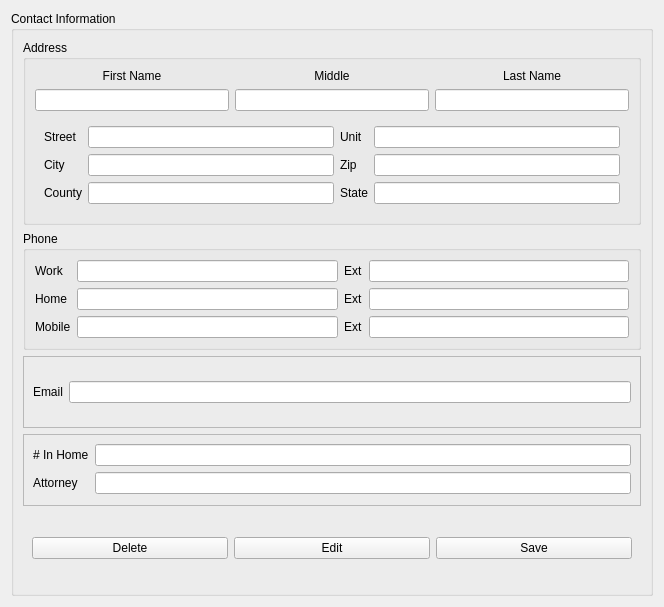
Above: drc/gui/persondetailsform.ui from lansdon/cpts483_drc before the change. Below: the same form after it.
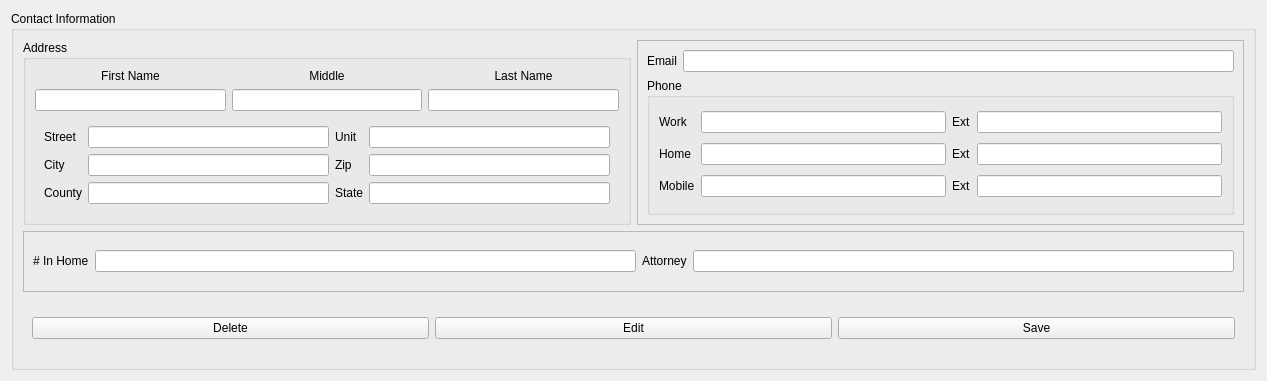
That is the form after the change.

The edit to the form file:
```diff
--- a/drc/gui/persondetailsform.ui
+++ b/drc/gui/persondetailsform.ui
@@ -6,8 +6,8 @@
    <rect>
     <x>0</x>
     <y>0</y>
-    <width>664</width>
-    <height>607</height>
+    <width>1267</width>
+    <height>381</height>
    </rect>
   </property>
   <property name="sizePolicy">
@@ -25,8 +25,8 @@
      <property name="title">
       <string>Contact Information</string>
      </property>
-     <layout class="QVBoxLayout" name="verticalLayout">
-      <item>
+     <layout class="QGridLayout" name="gridLayout_7">
+      <item row="0" column="0">
        <widget class="QGroupBox" name="addressGroupBox">
         <property name="title">
          <string>Address</string>
@@ -140,7 +140,26 @@
         </layout>
        </widget>
       </item>
-      <item>
+      <item row="0" column="1">
+       <widget class="QFrame" name="emailFrame">
+        <property name="frameShape">
+         <enum>QFrame::StyledPanel</enum>
+        </property>
+        <property name="frameShadow">
+         <enum>QFrame::Raised</enum>
+        </property>
+        <layout class="QGridLayout" name="gridLayout_5">
+         <item row="0" column="1">
+          <widget class="QLineEdit" name="emailLineEdit"/>
+         </item>
+         <item row="0" column="0">
+          <widget class="QLabel" name="emailLabel">
+           <property name="text">
+            <string>Email</string>
+           </property>
+          </widget>
+         </item>
+         <item row="1" column="0" colspan="2">
        <widget class="QGroupBox" name="phoneGroupBox">
         <property name="title">
          <string>Phone</string>
@@ -152,26 +171,6 @@
          <item row="2" column="4">
           <widget class="QLineEdit" name="mobileExtLineEdit"/>
          </item>
-         <item row="1" column="4">
-          <widget class="QLineEdit" name="homeExtLineEdit"/>
-         </item>
-         <item row="1" column="1">
-          <widget class="QLineEdit" name="homeLineEdit"/>
-         </item>
-         <item row="2" column="0">
-          <widget class="QLabel" name="mobileLabel">
-           <property name="text">
-            <string>Mobile</string>
-           </property>
-          </widget>
-         </item>
-         <item row="0" column="3">
-          <widget class="QLabel" name="workExtLabel">
-           <property name="text">
-            <string>Ext</string>
-           </property>
-          </widget>
-         </item>
          <item row="1" column="0">
           <widget class="QLabel" name="homeLabel">
            <property name="text">
@@ -179,6 +178,13 @@
            </property>
           </widget>
          </item>
+            <item row="2" column="0">
+             <widget class="QLabel" name="mobileLabel">
+              <property name="text">
+               <string>Mobile</string>
+              </property>
+             </widget>
+            </item>
          <item row="0" column="0">
           <widget class="QLabel" name="workLabel">
            <property name="text">
@@ -186,84 +192,46 @@
            </property>
           </widget>
          </item>
-         <item row="1" column="3">
-          <widget class="QLabel" name="homeExtLabel">
-           <property name="text">
-            <string>Ext</string>
-           </property>
-          </widget>
-         </item>
-         <item row="2" column="3">
-          <widget class="QLabel" name="mobileExtLabel">
-           <property name="text">
-            <string>Ext</string>
-           </property>
-          </widget>
+            <item row="1" column="1">
+             <widget class="QLineEdit" name="homeLineEdit"/>
+            </item>
+            <item row="1" column="4">
+             <widget class="QLineEdit" name="homeExtLineEdit"/>
          </item>
          <item row="2" column="1">
           <widget class="QLineEdit" name="mobileLineEdit"/>
          </item>
+            <item row="1" column="3">
+             <widget class="QLabel" name="homeExtLabel">
+              <property name="text">
+               <string>Ext</string>
+              </property>
+             </widget>
+            </item>
+            <item row="0" column="3">
+             <widget class="QLabel" name="workExtLabel">
+              <property name="text">
+               <string>Ext</string>
+              </property>
+             </widget>
+            </item>
          <item row="0" column="1">
           <widget class="QLineEdit" name="workLineEdit"/>
          </item>
-        </layout>
-       </widget>
-      </item>
-      <item>
-       <widget class="QFrame" name="emailFrame">
-        <property name="frameShape">
-         <enum>QFrame::StyledPanel</enum>
-        </property>
-        <property name="frameShadow">
-         <enum>QFrame::Raised</enum>
-        </property>
-        <layout class="QGridLayout" name="gridLayout_5">
-         <item row="0" column="0">
-          <widget class="QLabel" name="emailLabel">
+            <item row="2" column="3">
+             <widget class="QLabel" name="mobileExtLabel">
            <property name="text">
-            <string>Email</string>
+               <string>Ext</string>
            </property>
           </widget>
          </item>
-         <item row="0" column="1">
-          <widget class="QLineEdit" name="emailLineEdit"/>
-         </item>
         </layout>
        </widget>
       </item>
-      <item>
-       <widget class="QFrame" name="miscFrame">
-        <property name="frameShape">
-         <enum>QFrame::StyledPanel</enum>
-        </property>
-        <property name="frameShadow">
-         <enum>QFrame::Raised</enum>
-        </property>
-        <layout class="QGridLayout" name="gridLayout_6">
-         <item row="0" column="0">
-          <widget class="QLabel" name="numInHomeLabel">
-           <property name="text">
-            <string># In Home</string>
-           </property>
-          </widget>
-         </item>
-         <item row="0" column="1">
-          <widget class="QLineEdit" name="numInHomeLineEdit"/>
-         </item>
-         <item row="1" column="0">
-          <widget class="QLabel" name="attorneyLabel">
-           <property name="text">
-            <string>Attorney</string>
-           </property>
-          </widget>
-         </item>
-         <item row="1" column="1">
-          <widget class="QLineEdit" name="attorneyLineEdit"/>
-         </item>
         </layout>
        </widget>
       </item>
-      <item>
+      <item row="2" column="0" colspan="2">
        <widget class="QWidget" name="buttonContainer" native="true">
         <layout class="QHBoxLayout" name="horizontalLayout">
          <item>
@@ -290,6 +258,38 @@
         </layout>
        </widget>
       </item>
+      <item row="1" column="0" colspan="2">
+       <widget class="QFrame" name="miscFrame">
+        <property name="frameShape">
+         <enum>QFrame::StyledPanel</enum>
+        </property>
+        <property name="frameShadow">
+         <enum>QFrame::Raised</enum>
+        </property>
+        <layout class="QGridLayout" name="gridLayout_6">
+         <item row="0" column="2">
+          <widget class="QLabel" name="attorneyLabel">
+           <property name="text">
+            <string>Attorney</string>
+           </property>
+          </widget>
+         </item>
+         <item row="0" column="1">
+          <widget class="QLineEdit" name="numInHomeLineEdit"/>
+         </item>
+         <item row="0" column="0">
+          <widget class="QLabel" name="numInHomeLabel">
+           <property name="text">
+            <string># In Home</string>
+           </property>
+          </widget>
+         </item>
+         <item row="0" column="3">
+          <widget class="QLineEdit" name="attorneyLineEdit"/>
+         </item>
+        </layout>
+       </widget>
+      </item>
      </layout>
     </widget>
    </item>
```
Lines whose indentation alone changed are shown as unchanged.
